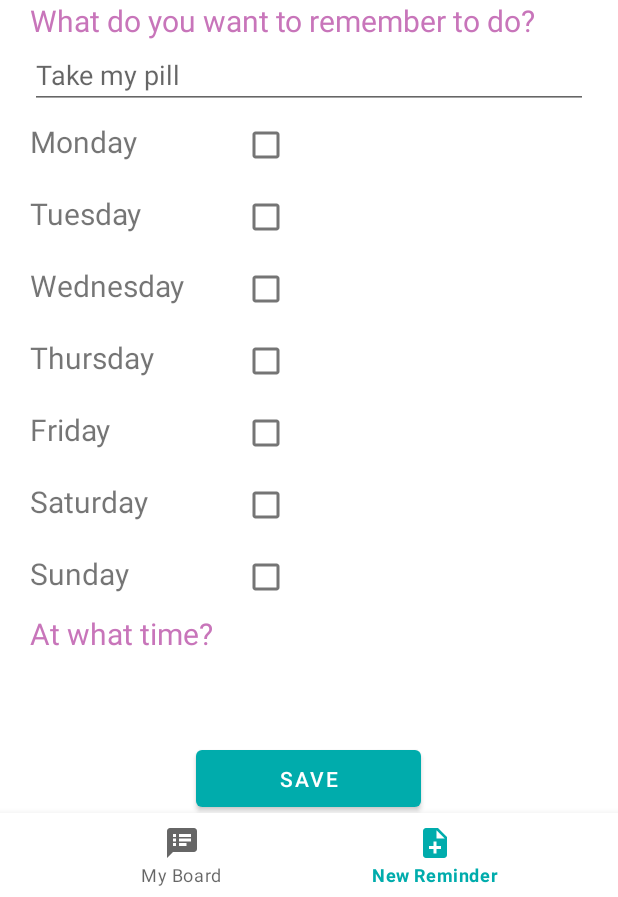
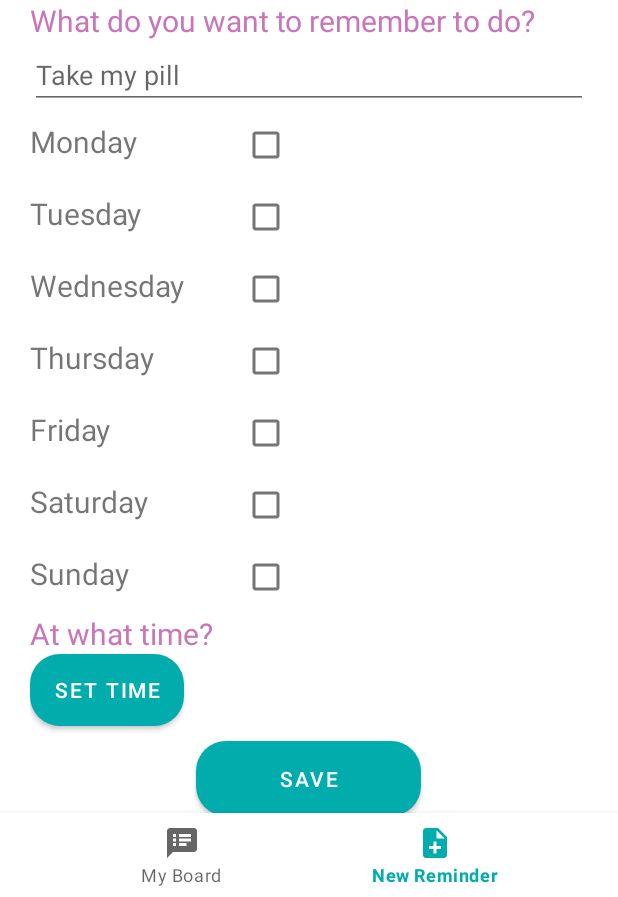
Before and after one commit to MiguelSanez/Digimind, an Android app: the DashboardFragment screen opened through its navigation route, on a phone screen of 412 x 824 dp, the part 339-1236 px from its top. Run offline under Robolectric (Android 15) with nearby library versions, the phone set to English and light mode, and no system bars; our stand-ins replace navigation-ui.

Commit message:
primer commit

```diff
--- a/app/src/main/res/layout/fragment_dashboard.xml
+++ b/app/src/main/res/layout/fragment_dashboard.xml
@@ -139,7 +139,7 @@
         android:layout_width="wrap_content"
         android:layout_height="wrap_content"
         android:text="@string/set_time"
-        android:background="?android:attr/selectableItemBackground"/>
+        android:background="@drawable/round_button"/>
 
     <Button
         android:id="@+id/aceptar"
@@ -147,5 +147,6 @@
         android:layout_height="50dp"
         android:layout_marginTop="10dp"
         android:layout_gravity="center"
+        android:background="@drawable/round_button"
         android:text="Save" />
 </LinearLayout>
```
